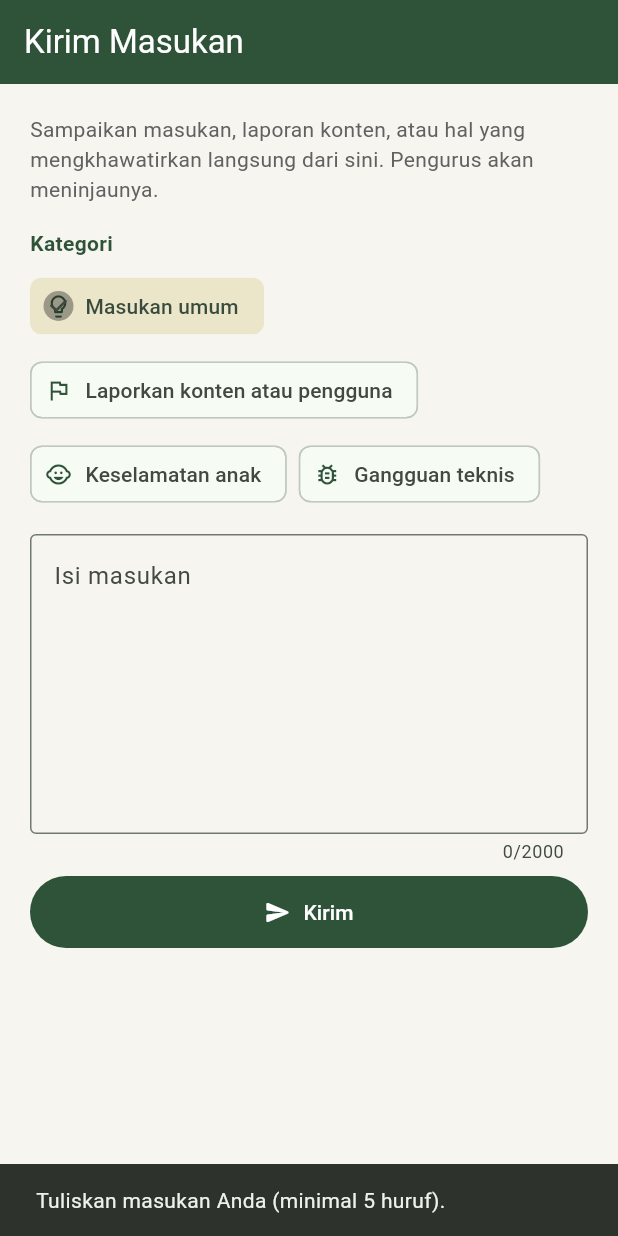
After one commit to rofianto507/TaromboMobile, a Flutter app: the MasukanScreen screen opened by its route, after a tap on "Kirim", on a phone screen of 412 x 824 dp. The commit adds this screen. Run offline on Flutter 3.47's test engine with Material 3 defaults, Android fonts, the phone set to English and light mode, and no system bars; our stand-ins replace cached_network_image, dio, file_picker, firebase_core, firebase_messaging, flutter_html and 11 more; missing offline and left inert: graphview; accounts and stored records are empty; network calls fail.

Commit message:
feat: Add feedback submission feature with MasukanScreen and integrate routing

```diff
--- a/lib/core/router/app_router.dart
+++ b/lib/core/router/app_router.dart
@@ -23,6 +23,7 @@ import '../../features/usulan/presentation/screens/usulan_form_screen.dart';
 import '../../features/direktori_keahlian/presentation/screens/direktori_keahlian_screen.dart';
 import '../../features/nearby_map/presentation/screens/nearby_map_screen.dart';
 import '../../features/berita/presentation/screens/berita_list_screen.dart';
+import '../../features/masukan/presentation/screens/masukan_screen.dart';
 import '../../features/berita/presentation/screens/berita_detail_screen.dart';
 import '../../features/arsip/presentation/screens/arsip_list_screen.dart';
 import '../../features/splash/splash_screen.dart';
@@ -277,6 +278,12 @@ final appRouterProvider = Provider<GoRouter>((ref) {
         builder: (_, _) => const ArsipListScreen(),
       ),
       GoRoute(
+        path: '/masukan',
+        name: 'masukan',
+        parentNavigatorKey: _rootNavigatorKey,
+        builder: (_, _) => const MasukanScreen(),
+      ),
+      GoRoute(
         path: '/berita',
         name: 'berita',
         parentNavigatorKey: _rootNavigatorKey,
--- a/lib/features/account/presentation/screens/account_screen.dart
+++ b/lib/features/account/presentation/screens/account_screen.dart
@@ -172,6 +172,12 @@ class AccountScreen extends ConsumerWidget {
               const SizedBox(height: 8),
               _SectionCard(
                 children: [
+                  _LinkTile(
+                    icon: Icons.feedback_outlined,
+                    label: 'Kirim Masukan atau Laporan',
+                    onTap: () => context.push('/masukan'),
+                  ),
+                  const _Divider(),
                   _LinkTile(
                     icon: Icons.privacy_tip_outlined,
                     label: 'Kebijakan Privasi',
--- /dev/null
+++ b/lib/features/masukan/presentation/screens/masukan_screen.dart
@@ -0,0 +1,171 @@
+import 'package:flutter/material.dart';
+import 'package:flutter_riverpod/flutter_riverpod.dart';
+import 'package:go_router/go_router.dart';
+import 'package:package_info_plus/package_info_plus.dart';
+import '../../../../core/error/exceptions.dart';
+import '../../../auth/presentation/providers/auth_provider.dart';
+
+const _kGreen1 = Color(0xFF2E5339);
+const _kGold = Color(0xFFC8A24A);
+
+const _kategori = <(String, String, IconData)>[
+  ('umum', 'Masukan umum', Icons.lightbulb_outline_rounded),
+  ('konten', 'Laporkan konten atau pengguna', Icons.flag_outlined),
+  ('anak', 'Keselamatan anak', Icons.child_care_rounded),
+  ('teknis', 'Gangguan teknis', Icons.bug_report_outlined),
+];
+
+/// Formulir masukan dan laporan di dalam aplikasi — pengguna tidak perlu
+/// keluar dari aplikasi. Diterima pengurus lewat panel web.
+class MasukanScreen extends ConsumerStatefulWidget {
+  const MasukanScreen({super.key});
+
+  @override
+  ConsumerState<MasukanScreen> createState() => _MasukanScreenState();
+}
+
+class _MasukanScreenState extends ConsumerState<MasukanScreen> {
+  final _isi = TextEditingController();
+  String _kode = 'umum';
+  bool _mengirim = false;
+
+  @override
+  void dispose() {
+    _isi.dispose();
+    super.dispose();
+  }
+
+  Future<void> _kirim() async {
+    final teks = _isi.text.trim();
+    if (teks.length < 5) {
+      ScaffoldMessenger.of(context).showSnackBar(
+        const SnackBar(
+          content: Text('Tuliskan masukan Anda (minimal 5 huruf).'),
+        ),
+      );
+      return;
+    }
+    setState(() => _mengirim = true);
+    try {
+      String? versi;
+      try {
+        final info = await PackageInfo.fromPlatform();
+        versi = '${info.version} (${info.buildNumber})';
+      } catch (_) {
+        versi = null;
+      }
+      await ref
+          .read(apiClientProvider)
+          .callKw(
+            model: 'tarombo.masukan',
+            method: 'kirim_masukan',
+            args: [_kode, teks, versi ?? false],
+          );
+      if (!mounted) return;
+      ScaffoldMessenger.of(context).showSnackBar(
+        const SnackBar(
+          content: Text(
+            'Terima kasih, masukan Anda sudah terkirim ke pengurus.',
+          ),
+        ),
+      );
+      context.pop();
+    } catch (e) {
+      if (!mounted) return;
+      setState(() => _mengirim = false);
+      ScaffoldMessenger.of(context).showSnackBar(
+        SnackBar(
+          content: Text(
+            e is ServerException
+                ? e.message
+                : 'Gagal mengirim. Periksa koneksi Anda lalu coba lagi.',
+          ),
+        ),
+      );
+    }
+  }
+
+  @override
+  Widget build(BuildContext context) {
+    return Scaffold(
+      appBar: AppBar(title: const Text('Kirim Masukan')),
+      body: ListView(
+        padding: const EdgeInsets.all(20),
+        children: [
+          Text(
+            'Sampaikan masukan, laporan konten, atau hal yang mengkhawatirkan '
+            'langsung dari sini. Pengurus akan meninjaunya.',
+            style: TextStyle(color: Colors.grey.shade700, height: 1.45),
+          ),
+          const SizedBox(height: 16),
+          const Text(
+            'Kategori',
+            style: TextStyle(fontWeight: FontWeight.w700, color: _kGreen1),
+          ),
+          const SizedBox(height: 8),
+          Wrap(
+            spacing: 8,
+            runSpacing: 8,
+            children: [
+              for (final (kode, label, ikon) in _kategori)
+                ChoiceChip(
+                  avatar: Icon(ikon, size: 18, color: _kGreen1),
+                  label: Text(label),
+                  selected: _kode == kode,
+                  selectedColor: _kGold.withValues(alpha: 0.25),
+                  onSelected: (_) => setState(() => _kode = kode),
+                ),
+            ],
+          ),
+          if (_kode == 'anak') ...[
+            const SizedBox(height: 12),
+            Container(
+              padding: const EdgeInsets.all(12),
+              decoration: BoxDecoration(
+                color: Colors.red.shade50,
+                borderRadius: BorderRadius.circular(10),
+              ),
+              child: Text(
+                'Laporan keselamatan anak ditangani sebagai prioritas. '
+                'Jangan menyertakan foto atau materi yang membahayakan anak; '
+                'cukup jelaskan di mana Anda menemukannya.',
+                style: TextStyle(color: Colors.red.shade900, fontSize: 12.5),
+              ),
+            ),
+          ],
+          const SizedBox(height: 16),
+          TextField(
+            controller: _isi,
+            maxLines: 7,
+            maxLength: 2000,
+            textCapitalization: TextCapitalization.sentences,
+            decoration: const InputDecoration(
+              labelText: 'Isi masukan',
+              alignLabelWithHint: true,
+              border: OutlineInputBorder(),
+            ),
+          ),
+          const SizedBox(height: 8),
+          FilledButton.icon(
+            onPressed: _mengirim ? null : _kirim,
+            style: FilledButton.styleFrom(
+              backgroundColor: _kGreen1,
+              padding: const EdgeInsets.symmetric(vertical: 14),
+            ),
+            icon: _mengirim
+                ? const SizedBox(
+                    width: 18,
+                    height: 18,
+                    child: CircularProgressIndicator(
+                      strokeWidth: 2,
+                      color: Colors.white,
+                    ),
+                  )
+                : const Icon(Icons.send_rounded),
+            label: const Text('Kirim'),
+          ),
+        ],
+      ),
+    );
+  }
+}
--- a/pubspec.yaml
+++ b/pubspec.yaml
@@ -1,7 +1,7 @@
 name: tarombo_mobile
 description: "Tarombo Mobile - Aplikasi silsilah keluarga marga Silaen untuk anggota."
 publish_to: 'none'
-version: 1.0.5+6
+version: 1.0.6+7
 
 environment:
   sdk: ^3.12.2
```
